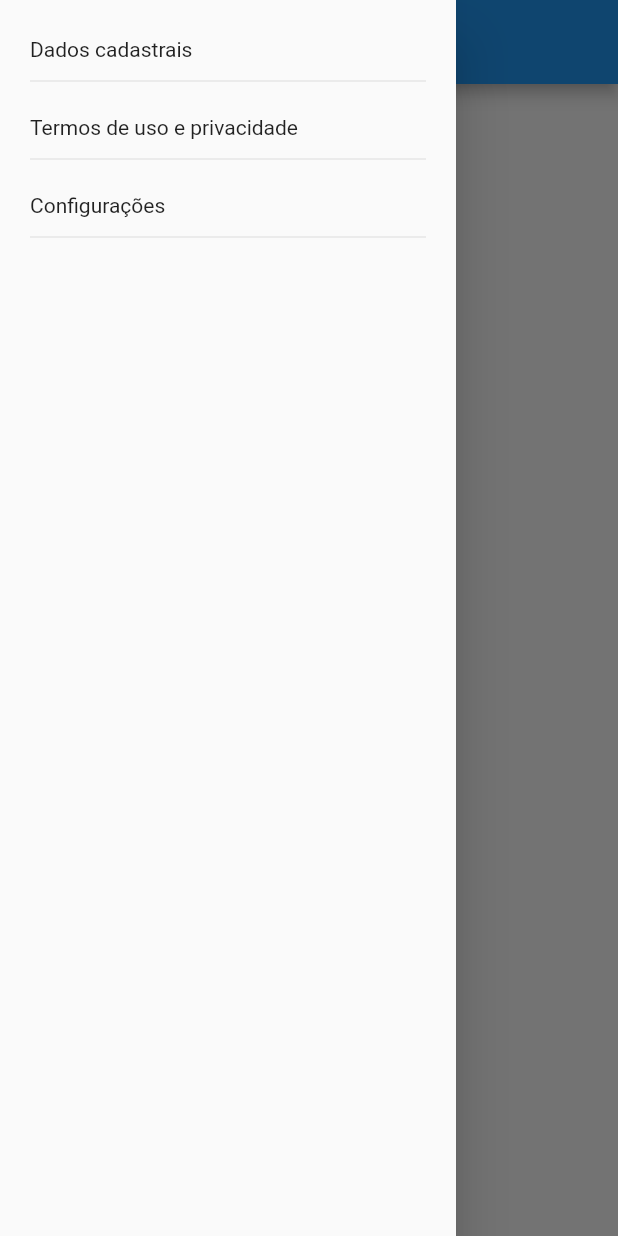
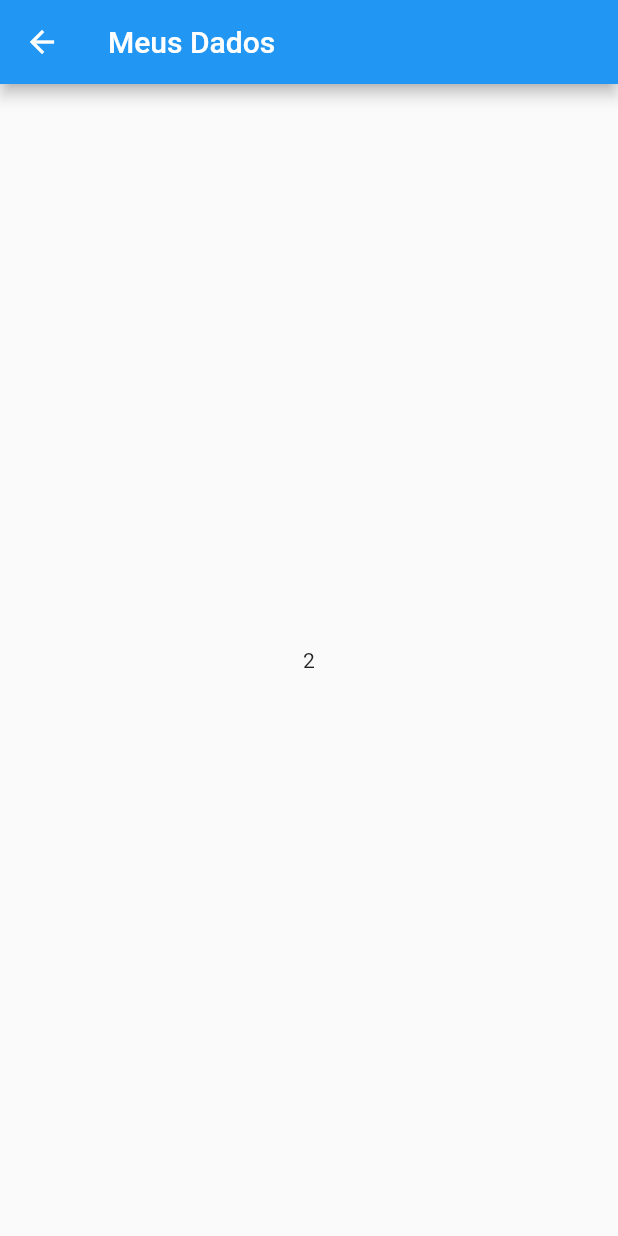
Before and after one commit to FilipeJN/trilhaapp, a Flutter app: the MainPage screen opened directly, in the side drawer, after a tap on "Dados cadastrais", on a phone screen of 412 x 824 dp. Run offline on Flutter 3.47's test engine with Material 2 defaults, Android fonts, the phone set to English and light mode, and no system bars; our stand-ins replace google_fonts; network calls fail.

Commit message:
Criação da tela de Dados Cadastrais

```diff
--- /dev/null
+++ b/lib/pages/dados_cadastrais.dart
@@ -0,0 +1,20 @@
+import 'package:flutter/material.dart';
+
+class DadosCadastraisPage extends StatelessWidget {
+  final String texto;
+  final List<String> dados;
+  const DadosCadastraisPage(
+      {super.key, required this.texto, required this.dados});
+
+  @override
+  Widget build(BuildContext context) {
+    return Scaffold(
+      appBar: AppBar(
+        title: Text(texto),
+      ),
+      body: Center(
+        child: Text(dados.length.toString()),
+      ),
+    );
+  }
+}
--- a/lib/pages/main_page.dart
+++ b/lib/pages/main_page.dart
@@ -1,4 +1,5 @@
 import 'package:flutter/material.dart';
+import 'package:trilhaapp/pages/dados_cadastrais.dart';
 
 class MainPage extends StatefulWidget {
   const MainPage({super.key});
@@ -17,41 +18,50 @@ class _MainPageState extends State<MainPage> {
         ),
         drawer: Drawer(
           child: Padding(
-            padding: EdgeInsets.symmetric(vertical: 20, horizontal: 20),
+            padding: const EdgeInsets.symmetric(vertical: 20, horizontal: 20),
             child: Column(
               crossAxisAlignment: CrossAxisAlignment.start,
               children: [
                 InkWell(
                   child: Container(
-                      padding: EdgeInsets.symmetric(vertical: 5),
+                      padding: const EdgeInsets.symmetric(vertical: 5),
                       width: double.infinity,
                       child: Text("Dados cadastrais")),
-                  onTap: () {},
+                  onTap: () {
+                    Navigator.pop(context);
+                    Navigator.push(
+                        context,
+                        MaterialPageRoute(
+                            builder: (context) => DadosCadastraisPage(
+                                  texto: "Meus Dados",
+                                  dados: ["Nome", "Endereço"],
+                                )));
+                  },
                 ),
-                Divider(),
-                SizedBox(
+                const Divider(),
+                const SizedBox(
                   height: 10,
                 ),
                 InkWell(
                   child: Container(
-                      padding: EdgeInsets.symmetric(vertical: 5),
+                      padding: const EdgeInsets.symmetric(vertical: 5),
                       width: double.infinity,
                       child: Text("Termos de uso e privacidade")),
                   onTap: () {},
                 ),
-                Divider(),
-                SizedBox(
+                const Divider(),
+                const SizedBox(
                   height: 10,
                 ),
                 InkWell(
                   child: Container(
-                      padding: EdgeInsets.symmetric(vertical: 5),
+                      padding: const EdgeInsets.symmetric(vertical: 5),
                       width: double.infinity,
                       child: Text("Configurações")),
                   onTap: () {},
                 ),
-                Divider(),
-                SizedBox(
+                const Divider(),
+                const SizedBox(
                   height: 10,
                 ),
               ],
```
